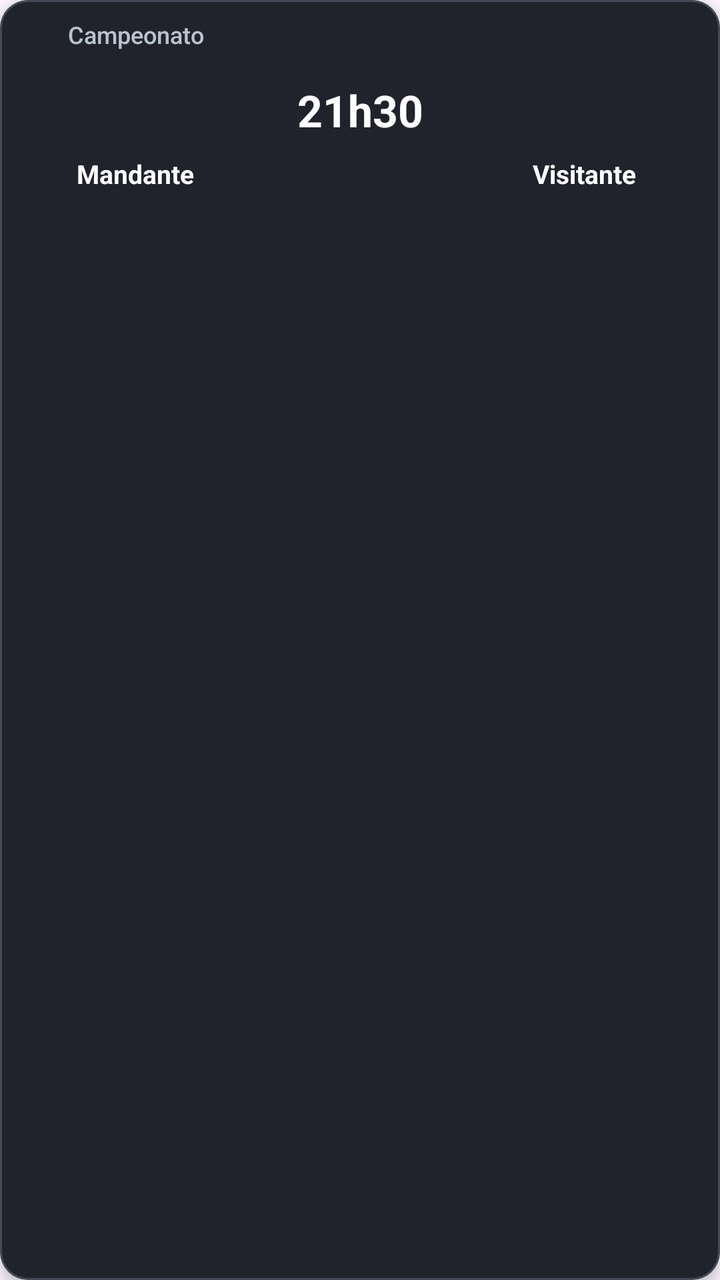
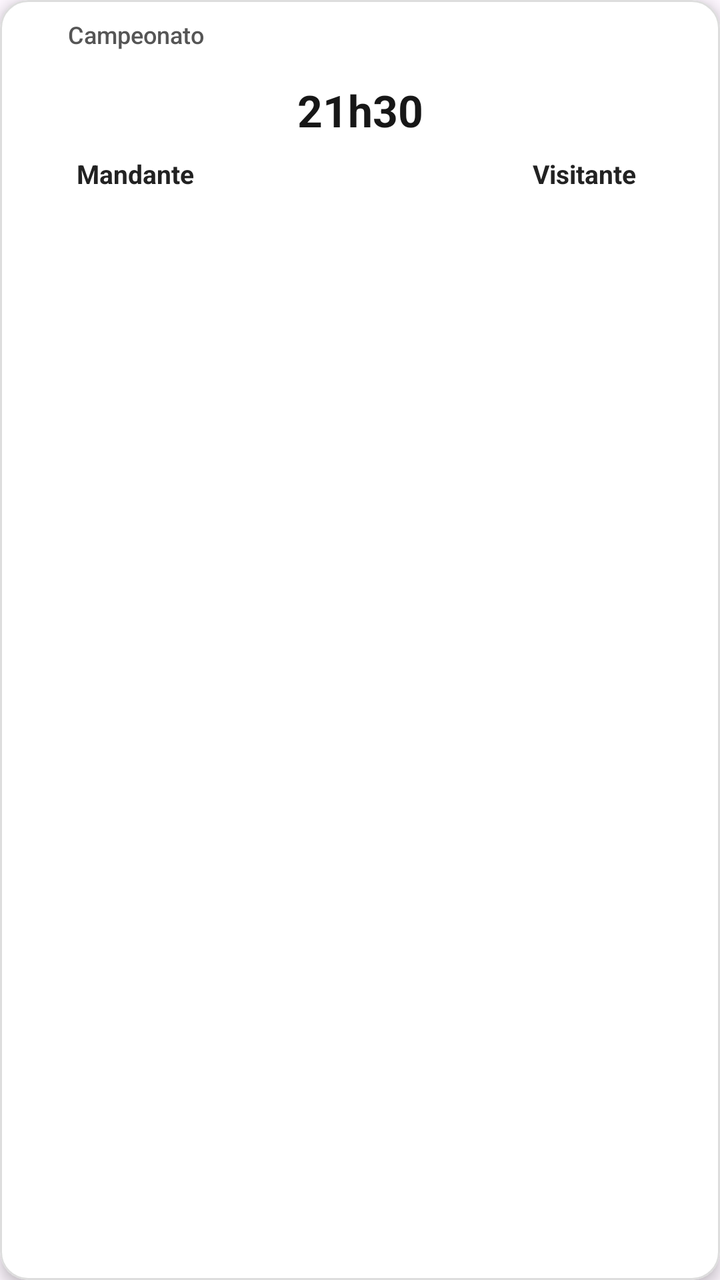

Screens rendered from an Android XML layout before and after an edit, with the pre-edit source and the edit as a unified diff.
<!-- AndroidManifest.xml: application theme Theme.Material3.DayNight.NoActionBar -->
<!-- res/layout/item_game_tv.xml -->
<?xml version="1.0" encoding="utf-8"?>
<com.google.android.material.card.MaterialCardView
    xmlns:android="http://schemas.android.com/apk/res/android"
    xmlns:app="http://schemas.android.com/apk/res-auto"
    android:layout_width="match_parent"
    android:layout_height="145dp"
    android:layout_margin="0dp"
    android:focusable="true"
    android:focusableInTouchMode="true"
    android:clickable="true"
    app:cardBackgroundColor="#20232B"
    app:cardCornerRadius="14dp"
    app:cardElevation="4dp"
    app:strokeColor="#424957"
    app:strokeWidth="1dp">

    <androidx.constraintlayout.widget.ConstraintLayout
        android:layout_width="match_parent"
        android:layout_height="match_parent"
        android:paddingStart="10dp"
        android:paddingEnd="10dp"
        android:paddingTop="8dp"
        android:paddingBottom="6dp">

        <ImageView
            android:id="@+id/imgChamp"
            android:layout_width="18dp"
            android:layout_height="18dp"
            android:scaleType="fitCenter"
            app:layout_constraintStart_toStartOf="parent"
            app:layout_constraintTop_toTopOf="parent"/>

        <TextView
            android:id="@+id/tvChamp"
            android:layout_width="0dp"
            android:layout_height="wrap_content"
            android:layout_marginStart="6dp"
            android:text="Campeonato"
            android:textColor="#B9C2D0"
            android:textSize="12sp"
            android:fontFamily="sans-serif-medium"
            android:maxLines="1"
            android:ellipsize="end"
            app:layout_constraintStart_toEndOf="@id/imgChamp"
            app:layout_constraintEnd_toEndOf="parent"
            app:layout_constraintTop_toTopOf="@id/imgChamp"
            app:layout_constraintBottom_toBottomOf="@id/imgChamp"/>

        <ImageView
            android:id="@+id/imgHome"
            android:layout_width="40dp"
            android:layout_height="40dp"
            android:layout_marginTop="9dp"
            android:scaleType="fitCenter"
            app:layout_constraintTop_toBottomOf="@id/imgChamp"
            app:layout_constraintStart_toStartOf="parent"
            app:layout_constraintEnd_toStartOf="@id/tvTime"/>

        <TextView
            android:id="@+id/tvHomeName"
            android:layout_width="0dp"
            android:layout_height="wrap_content"
            android:layout_marginTop="3dp"
            android:text="Mandante"
            android:textColor="#FFFFFF"
            android:textSize="13sp"
            android:textStyle="bold"
            android:gravity="center"
            android:maxLines="1"
            android:ellipsize="end"
            android:autoSizeTextType="uniform"
            android:autoSizeMinTextSize="9sp"
            android:autoSizeMaxTextSize="13sp"
            android:autoSizeStepGranularity="1sp"
            app:layout_constraintTop_toBottomOf="@id/imgHome"
            app:layout_constraintStart_toStartOf="parent"
            app:layout_constraintEnd_toStartOf="@id/tvTime"
            app:layout_constraintWidth_percent="0.40"/>

        <TextView
            android:id="@+id/tvTime"
            android:layout_width="0dp"
            android:layout_height="wrap_content"
            android:text="21h30"
            android:textSize="22sp"
            android:textStyle="bold"
            android:textColor="#FFFFFF"
            android:gravity="center"
            app:layout_constraintTop_toTopOf="@id/imgHome"
            app:layout_constraintBottom_toBottomOf="@id/imgHome"
            app:layout_constraintStart_toEndOf="@id/imgHome"
            app:layout_constraintEnd_toStartOf="@id/imgAway"
            app:layout_constraintWidth_percent="0.32"/>

        <TextView
            android:id="@+id/gameStatus"
            android:layout_width="wrap_content"
            android:layout_height="wrap_content"
            android:text="AO VIVO"
            android:textSize="10sp"
            android:textStyle="bold"
            android:textColor="#FF5252"
            android:visibility="gone"
            app:layout_constraintTop_toBottomOf="@id/tvTime"
            app:layout_constraintStart_toStartOf="@id/tvTime"
            app:layout_constraintEnd_toEndOf="@id/tvTime"/>

        <ImageView
            android:id="@+id/imgAway"
            android:layout_width="40dp"
            android:layout_height="40dp"
            android:scaleType="fitCenter"
            app:layout_constraintTop_toTopOf="@id/imgHome"
            app:layout_constraintStart_toEndOf="@id/tvTime"
            app:layout_constraintEnd_toEndOf="parent"/>

        <TextView
            android:id="@+id/tvAwayName"
            android:layout_width="0dp"
            android:layout_height="wrap_content"
            android:layout_marginTop="3dp"
            android:text="Visitante"
            android:textColor="#FFFFFF"
            android:textSize="13sp"
            android:textStyle="bold"
            android:gravity="center"
            android:maxLines="1"
            android:ellipsize="end"
            android:autoSizeTextType="uniform"
            android:autoSizeMinTextSize="9sp"
            android:autoSizeMaxTextSize="13sp"
            android:autoSizeStepGranularity="1sp"
            app:layout_constraintTop_toBottomOf="@id/imgAway"
            app:layout_constraintStart_toEndOf="@id/tvTime"
            app:layout_constraintEnd_toEndOf="parent"/>

        <com.google.android.flexbox.FlexboxLayout
            android:id="@+id/btnContainer"
            android:layout_width="0dp"
            android:layout_height="wrap_content"
            android:visibility="gone"
            app:flexDirection="row"
            app:flexWrap="wrap"
            app:justifyContent="flex_start"
            app:alignItems="center"
            app:layout_constraintTop_toBottomOf="@id/tvChamp"
            app:layout_constraintStart_toStartOf="parent"
            app:layout_constraintEnd_toEndOf="parent"
            app:layout_constraintBottom_toBottomOf="parent"/>

    </androidx.constraintlayout.widget.ConstraintLayout>

</com.google.android.material.card.MaterialCardView>
<!-- resources referenced by this layout -->
<resources>

</resources>

<!-- the commit's change to res/layout/item_game_tv.xml (unified diff, before → after) -->
@@ -8,10 +8,10 @@
     android:focusable="true"
     android:focusableInTouchMode="true"
     android:clickable="true"
-    app:cardBackgroundColor="#20232B"
+    app:cardBackgroundColor="#FFFFFF"
     app:cardCornerRadius="14dp"
     app:cardElevation="4dp"
-    app:strokeColor="#424957"
+    app:strokeColor="#DDDDDD"
     app:strokeWidth="1dp">
 
     <androidx.constraintlayout.widget.ConstraintLayout
@@ -36,7 +36,7 @@
             android:layout_height="wrap_content"
             android:layout_marginStart="6dp"
             android:text="Campeonato"
-            android:textColor="#B9C2D0"
+            android:textColor="#555555"
             android:textSize="12sp"
             android:fontFamily="sans-serif-medium"
             android:maxLines="1"
@@ -62,7 +62,7 @@
             android:layout_height="wrap_content"
             android:layout_marginTop="3dp"
             android:text="Mandante"
-            android:textColor="#FFFFFF"
+            android:textColor="#222222"
             android:textSize="13sp"
             android:textStyle="bold"
             android:gravity="center"
@@ -84,7 +84,7 @@
             android:text="21h30"
             android:textSize="22sp"
             android:textStyle="bold"
-            android:textColor="#FFFFFF"
+            android:textColor="#171717"
             android:gravity="center"
             app:layout_constraintTop_toTopOf="@id/imgHome"
             app:layout_constraintBottom_toBottomOf="@id/imgHome"
@@ -120,7 +120,7 @@
             android:layout_height="wrap_content"
             android:layout_marginTop="3dp"
             android:text="Visitante"
-            android:textColor="#FFFFFF"
+            android:textColor="#222222"
             android:textSize="13sp"
             android:textStyle="bold"
             android:gravity="center"
